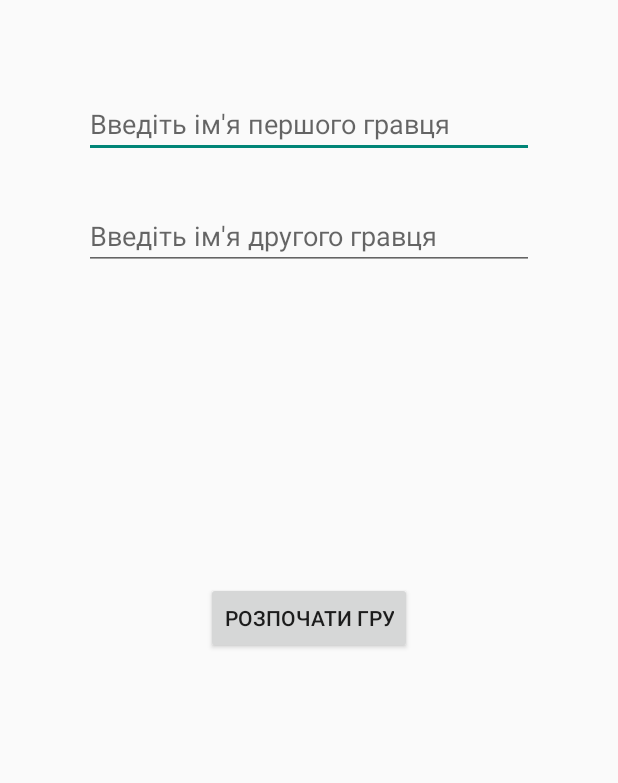
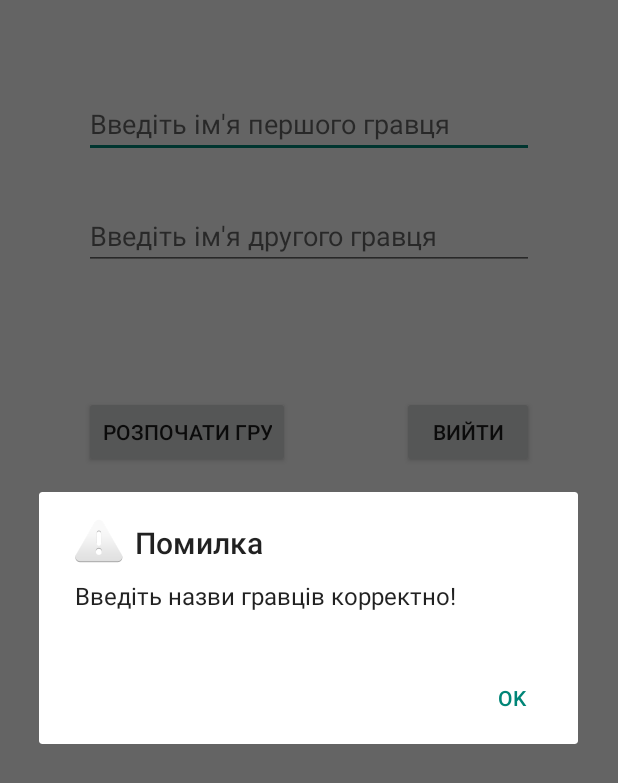
Before and after one commit to CrazyRoka/TicTacToe, an Android app: the screen it shows after launch (MenuActivity), after a tap on "РОЗПОЧАТИ ГРУ", on a phone screen of 412 x 824 dp. Shown: the top 783 px of the screen. Run offline under Robolectric (Android 15) with nearby library versions, the phone set to English and light mode, and no system bars.

Commit message:
Finished new feature

```diff
--- a/TicTacToe/app/src/main/java/com/example/rokar/tictactoe/MenuActivity.java
+++ b/TicTacToe/app/src/main/java/com/example/rokar/tictactoe/MenuActivity.java
@@ -1,24 +1,53 @@
 package com.example.rokar.tictactoe;
 
 import android.app.Activity;
+import android.app.AlertDialog;
+import android.content.DialogInterface;
 import android.content.Intent;
 import android.os.Bundle;
 import android.view.View;
 import android.widget.Button;
+import android.widget.EditText;
 
 /**
  * Created by rokar on 11.06.2016.
  */
 public class MenuActivity extends Activity {
+    EditText editText1;
+    EditText editText2;
     @Override
     protected void onCreate(Bundle savedInstanceState) {
         super.onCreate(savedInstanceState);
 
         setContentView(R.layout.menu_activity);
+        editText1 = (EditText) findViewById(R.id.editText);
+        editText2 = (EditText) findViewById(R.id.editText2);
     }
-    public void Start(View view){
-        Button button = (Button) view;
-        Intent intent = new Intent(this,MainActivity.class);
-        startActivity(intent);
+    private boolean isName(String a){
+        boolean ans = false;
+        for(int i = 0; i < a.length(); i++)if(a.charAt(i)!=' ')ans=true;
+        return ans;
+    }
+        public void Start(View view){
+        if(isName(editText1.getText().toString()) && isName(editText2.getText().toString())) {
+            Intent intent = new Intent(this,MainActivity.class);
+            intent.putExtra("Name1",editText1.getText().toString());
+            intent.putExtra("Name2",editText2.getText().toString());
+            startActivity(intent);
+        }else{
+            new AlertDialog.Builder(this)
+                    .setTitle("Помилка")
+                    .setMessage("Введіть назви гравців корректно!")
+                    .setPositiveButton(android.R.string.yes, new DialogInterface.OnClickListener() {
+                        public void onClick(DialogInterface dialog, int which) {
+                            dialog.cancel();
+                        }
+                    })
+                    .setIcon(android.R.drawable.ic_dialog_alert)
+                    .show();
+        }
+    }
+    public void ExitApp(View view){
+        finish();
     }
 }
--- a/TicTacToe/app/src/main/res/layout/menu_activity.xml
+++ b/TicTacToe/app/src/main/res/layout/menu_activity.xml
@@ -31,8 +31,20 @@
         android:layout_height="wrap_content"
         android:text="Розпочати гру"
         android:id="@+id/button12"
-        android:layout_centerVertical="true"
-        android:layout_centerHorizontal="true"
-        android:onClick="Start" />
+        android:onClick="Start"
+        android:layout_below="@+id/editText2"
+        android:layout_alignLeft="@+id/editText2"
+        android:layout_alignStart="@+id/editText2"
+        android:layout_marginTop="84dp" />
+
+    <Button
+        android:layout_width="wrap_content"
+        android:layout_height="wrap_content"
+        android:text="Вийти"
+        android:id="@+id/button13"
+        android:layout_alignTop="@+id/button12"
+        android:layout_alignRight="@+id/editText2"
+        android:layout_alignEnd="@+id/editText2"
+        android:onClick="ExitApp" />
 
 </RelativeLayout>
```
Also changed, not shown: TicTacToe/app/src/main/AndroidManifest.xml (+8 -0 lines), TicTacToe/app/src/main/java/com/example/rokar/tictactoe/MainActivity.java (+13 -5 lines), TicTacToe/app/src/main/res/layout/activity_main.xml (+4 -6 lines).
